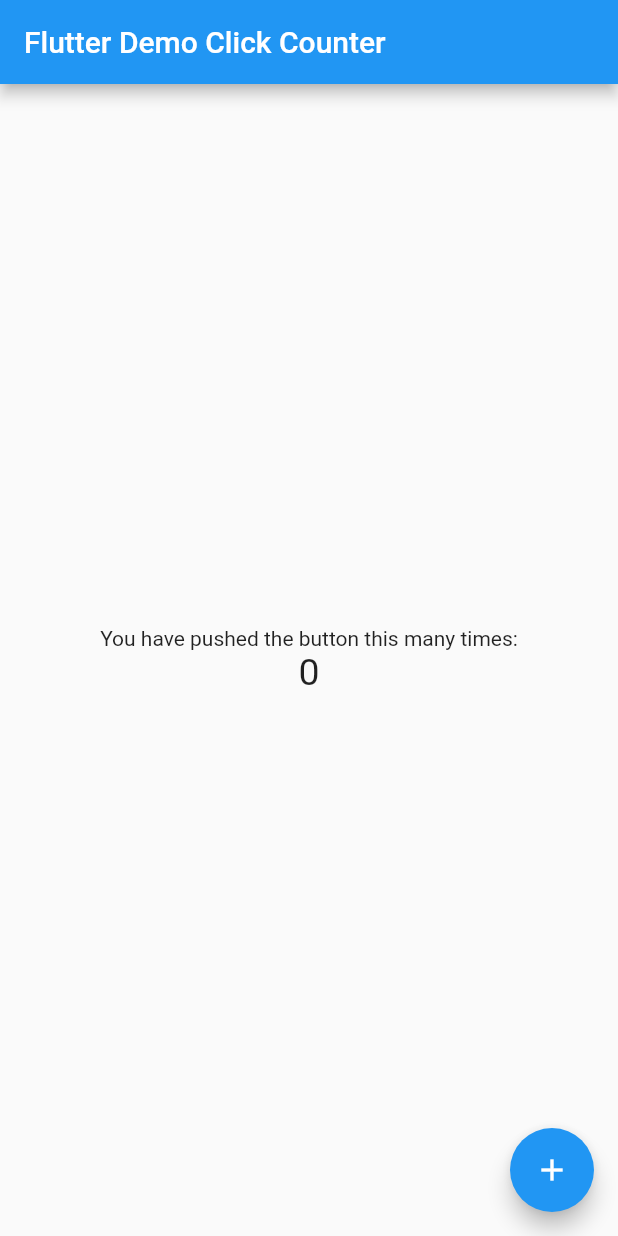
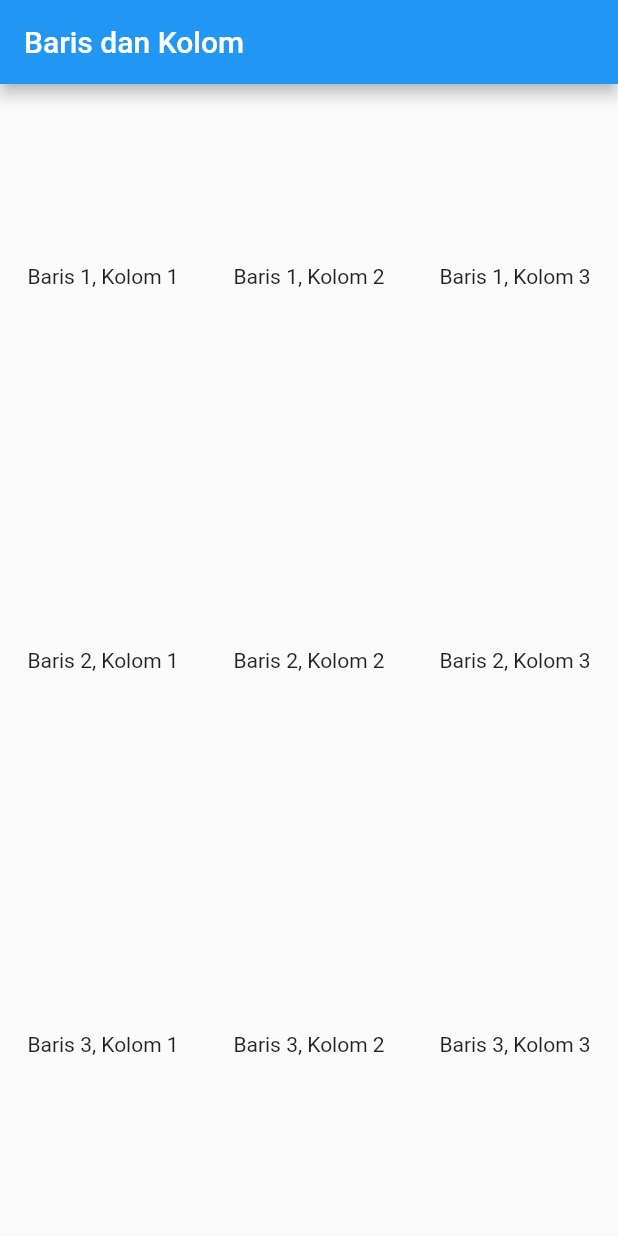
Before and after one commit to kharisma2121/Tugas-Mobile-Programming, a Flutter app: the screen it shows after launch, on a phone screen of 412 x 824 dp. Run offline on Flutter 3.47's test engine with Material 2 defaults, Android fonts, the phone set to English and light mode, and no system bars.

Commit message:
Baris_Kolom

```diff
--- /dev/null
+++ b/lib/baris_kolom.dart
@@ -0,0 +1,52 @@
+import 'package:flutter/material.dart';
+
+class BarisKolomWidget extends StatelessWidget {
+  const BarisKolomWidget({Key? key}) : super(key: key);
+
+  @override
+  Widget build(BuildContext context) {
+    return Scaffold(
+      appBar: AppBar(
+        title: const Text("Baris dan Kolom"),
+      ),
+      body: Row(
+        mainAxisAlignment: MainAxisAlignment.spaceAround,
+        children: [
+          for (var i = 1; i < 4; i++)
+            Column(
+              mainAxisAlignment: MainAxisAlignment.spaceAround,
+              children: [
+                for (var j = 1; j < 4; j++) Text("Baris $j, Kolom $i")
+              ],
+            ),
+          // Column(
+          //   children: const [
+          //     Text("Baris 1, Kolom 1"),
+          //     Text("Baris 2, Kolom 1"),
+          //     Text("Baris 3, Kolom 1"),
+          //     Text("Baris 4, Kolom 1")
+          //   ],
+          // ),
+          // Column(
+          //   mainAxisAlignment: MainAxisAlignment.spaceAround,
+          //   children: const [
+          //     Text("Baris 1, Kolom 2"),
+          //     Text("Baris 2, Kolom 2"),
+          //     Text("Baris 3, Kolom 2"),
+          //     Text("Baris 4, Kolom 2")
+          //   ],
+          // ),
+          // Column(
+          //   mainAxisAlignment: MainAxisAlignment.spaceAround,
+          //   children: const [
+          //     Text("Baris 1, Kolom 3"),
+          //     Text("Baris 2, Kolom 3"),
+          //     Text("Baris 3, Kolom 3"),
+          //     Text("Baris 4, Kolom 3")
+          //   ],
+          // )
+        ],
+      ),
+    );
+  }
+}
--- /dev/null
+++ b/lib/column_widget.dart
@@ -0,0 +1,22 @@
+import 'package:flutter/material.dart';
+
+class Columnwidget extends StatelessWidget {
+  const Columnwidget({Key? key}) : super(key: key);
+
+  @override
+  Widget build(BuildContext context) {
+    return Scaffold(
+      appBar: AppBar(
+        title: const Text("Widget Column"),
+      ),
+      body: Column(
+        children: const [
+          Text('Kolom 1'),
+          Text('Kolom 2'),
+          Text('Kolom 3'),
+          Text('Kolom 4')
+        ],
+      ),
+    );
+  }
+}
--- a/lib/main.dart
+++ b/lib/main.dart
@@ -1,91 +1,18 @@
 import 'package:flutter/material.dart';
+import 'baris_kolom.dart';
 
-void main() => runApp(MyApp());
+void main() {
+  runApp(const MyApp());
+}
 
 class MyApp extends StatelessWidget {
-  const MyApp({super.key});
-  static const String _title = 'Flutter Stateful Clicker Counter';
-  // This widget is the root of your application.
+  const MyApp({Key? key}) : super(key: key);
+
   @override
   Widget build(BuildContext context) {
-    return MaterialApp(
-      title: _title,
-      theme: ThemeData(
-        primarySwatch: Colors.blue,
-      ),
-      home: MyHomePage(),
+    return const MaterialApp(
+      title: 'Klinik',
+      home: BarisKolomWidget(),
     );
   }
 }
-
-class MyHomePage extends StatefulWidget {
-  const MyHomePage({super.key});
-  // This widget is the home page of your application. It is stateful, meaning
-  // that it has a State object (defined below) that contains fields that affect
-  // how it looks.
-  // This class is the configuration for the state.
-  @override
-  _MyHomePageState createState() => _MyHomePageState();
-}
-
-class _MyHomePageState extends State<MyHomePage> {
-  int _counter = 0;
-
-  void _incrementCounter() {
-    setState(() {
-      // This call to setState tells the Flutter framework that something has
-      // changed in this State, which causes it to rerun the build method below
-      // so that the display can reflect the updated values. If we changed
-      // _counter without calling setState(), then the build method would not be
-      // called again, and so nothing would appear to happen.
-      _counter++;
-    });
-  }
-
-  @override
-  Widget build(BuildContext context) {
-    // This method is rerun every time setState is called, for instance as done
-    // by the _incrementCounter method above.
-    //
-    // The Flutter framework has been optimized to make rerunning build methods
-    // fast, so that you can just rebuild anything that needs updating rather
-    // than having to individually change instances of widgets.
-    return Scaffold(
-      appBar: AppBar(
-        // Here we take the value from the MyHomePage object that was created by
-        // the App.build method, and use it to set our appbar title.
-        title: Text('Flutter Demo Click Counter'),
-      ),
-      body: Center(
-        // Center is a layout widget. It takes a single child and positions it
-        // in the middle of the parent.
-        child: Column(
-          // Column is also a layout widget. It takes a list of children and
-          // arranges them vertically. By default, it sizes itself to fit its
-          // children horizontally, and tries to be as tall as its parent.
-          //
-          // Column has various properties to control how it sizes itself and
-          // how it positions its children. Here we use mainAxisAlignment to
-          // center the children vertically; the main axis here is the vertical
-          // axis because Columns are vertical (the cross axis would be
-          // horizontal).
-          mainAxisAlignment: MainAxisAlignment.center,
-          children: <Widget>[
-            Text(
-              'You have pushed the button this many times:',
-            ),
-            Text(
-              '$_counter',
-              style: TextStyle(fontSize: 25),
-            ),
-          ],
-        ),
-      ),
-      floatingActionButton: FloatingActionButton(
-        onPressed: _incrementCounter,
-        tooltip: 'Increment',
-        child: Icon(Icons.add),
-      ),
-    );
-  }
-}
```
Also changed, not shown: lib/hello_world.dart (added, +17 -0 lines), lib/row_widget.dart (added, +22 -0 lines).
